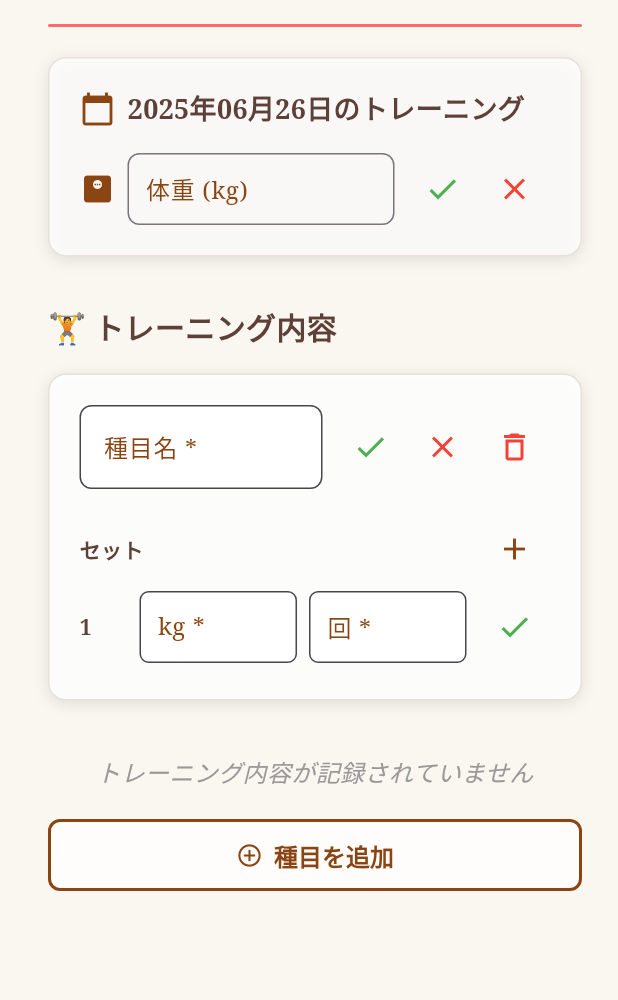
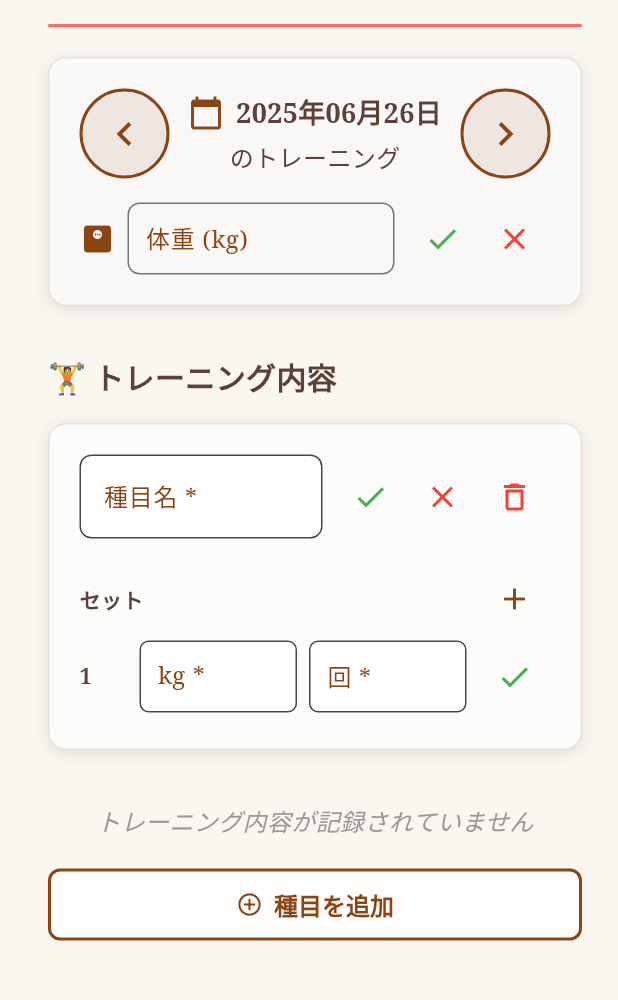
Before and after one commit to kj-nakamura/training-log, a Flutter app: the screen it shows after launch, on a phone screen of 412 x 824 dp, the part 84-1084 px from its top. Run offline on Flutter 3.47's test engine with Material 3 defaults, Android fonts, the phone set to English and light mode, and no system bars; our stand-ins replace fl_chart, shared_preferences, table_calendar.

Commit message:
日付矢印

```diff
--- a/lib/screens/note_creation_screen.dart
+++ b/lib/screens/note_creation_screen.dart
@@ -336,23 +336,7 @@ class _NoteCreationScreenState extends State<NoteCreationScreen> with TickerProv
         ],
       ),
       backgroundColor: const Color(0xFFFAF6F0),
-      body: GestureDetector(
-        onPanUpdate: (details) {
-          // Detect horizontal swipe direction
-        },
-        onPanEnd: (details) {
-          // Handle swipe completion
-          if (details.velocity.pixelsPerSecond.dx > 500) {
-            // Right swipe - go to previous day
-            final previousDay = DateTime(_selectedDate.year, _selectedDate.month, _selectedDate.day - 1);
-            _switchToDate(previousDay, true);
-          } else if (details.velocity.pixelsPerSecond.dx < -500) {
-            // Left swipe - go to next day
-            final nextDay = DateTime(_selectedDate.year, _selectedDate.month, _selectedDate.day + 1);
-            _switchToDate(nextDay, false);
-          }
-        },
-        child: Container(
+      body: Container(
         decoration: const BoxDecoration(
           color: Color(0xFFFAF6F0),
         ),
@@ -373,7 +357,6 @@ class _NoteCreationScreenState extends State<NoteCreationScreen> with TickerProv
               ),
             );
           },
-          ),
         ),
       ),
     );
@@ -419,15 +402,83 @@ class _NoteCreationScreenState extends State<NoteCreationScreen> with TickerProv
               children: [
                 Row(
                   children: [
+                    // Left arrow button
+                    GestureDetector(
+                      onTap: () {
+                        final previousDay = DateTime(_selectedDate.year, _selectedDate.month, _selectedDate.day - 1);
+                        _switchToDate(previousDay, true);
+                      },
+                      child: Container(
+                        width: 60,
+                        height: 60,
+                        decoration: BoxDecoration(
+                          color: const Color(0xFF8B4513).withOpacity(0.1),
+                          borderRadius: BorderRadius.circular(30),
+                          border: Border.all(
+                            color: const Color(0xFF8B4513),
+                            width: 2,
+                          ),
+                        ),
+                        child: const Icon(
+                          Icons.chevron_left,
+                          color: Color(0xFF8B4513),
+                          size: 32,
+                        ),
+                      ),
+                    ),
+                    Expanded(
+                      child: Column(
+                        children: [
+                          Row(
+                            mainAxisAlignment: MainAxisAlignment.center,
+                            children: [
                               const Icon(Icons.calendar_today, color: Color(0xFF8B4513)),
                               const SizedBox(width: 8),
                               Text(
-                      '${DateFormat('yyyy年MM月dd日').format(_selectedDate)}のトレーニング',
+                                '${DateFormat('yyyy年MM月dd日').format(_selectedDate)}',
                                 style: const TextStyle(
                                   fontSize: 18,
                                   fontWeight: FontWeight.bold,
                                   fontFamily: 'serif',
                                   color: Color(0xFF5D4037),
+                                ),
+                              ),
+                            ],
+                          ),
+                          const SizedBox(height: 4),
+                          const Text(
+                            'のトレーニング',
+                            style: TextStyle(
+                              fontSize: 16,
+                              fontFamily: 'serif',
+                              color: Color(0xFF5D4037),
+                            ),
+                          ),
+                        ],
+                      ),
+                    ),
+                    // Right arrow button
+                    GestureDetector(
+                      onTap: () {
+                        final nextDay = DateTime(_selectedDate.year, _selectedDate.month, _selectedDate.day + 1);
+                        _switchToDate(nextDay, false);
+                      },
+                      child: Container(
+                        width: 60,
+                        height: 60,
+                        decoration: BoxDecoration(
+                          color: const Color(0xFF8B4513).withOpacity(0.1),
+                          borderRadius: BorderRadius.circular(30),
+                          border: Border.all(
+                            color: const Color(0xFF8B4513),
+                            width: 2,
+                          ),
+                        ),
+                        child: const Icon(
+                          Icons.chevron_right,
+                          color: Color(0xFF8B4513),
+                          size: 32,
+                        ),
                       ),
                     ),
                   ],
```
Lines whose indentation alone changed are shown as unchanged.
